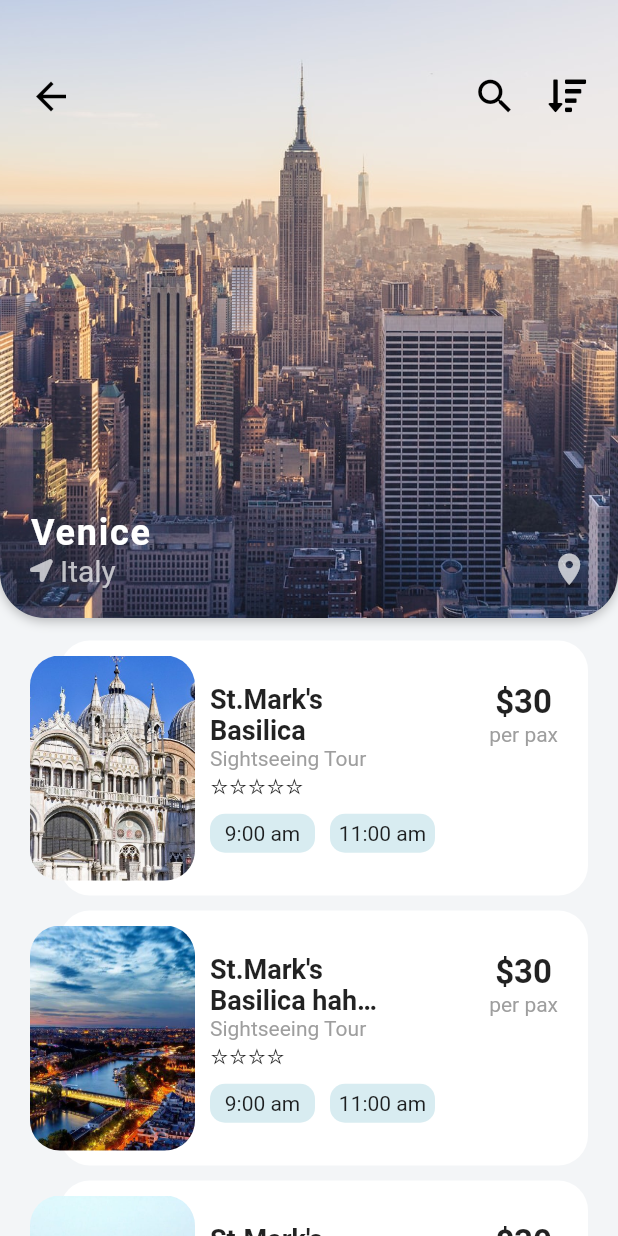
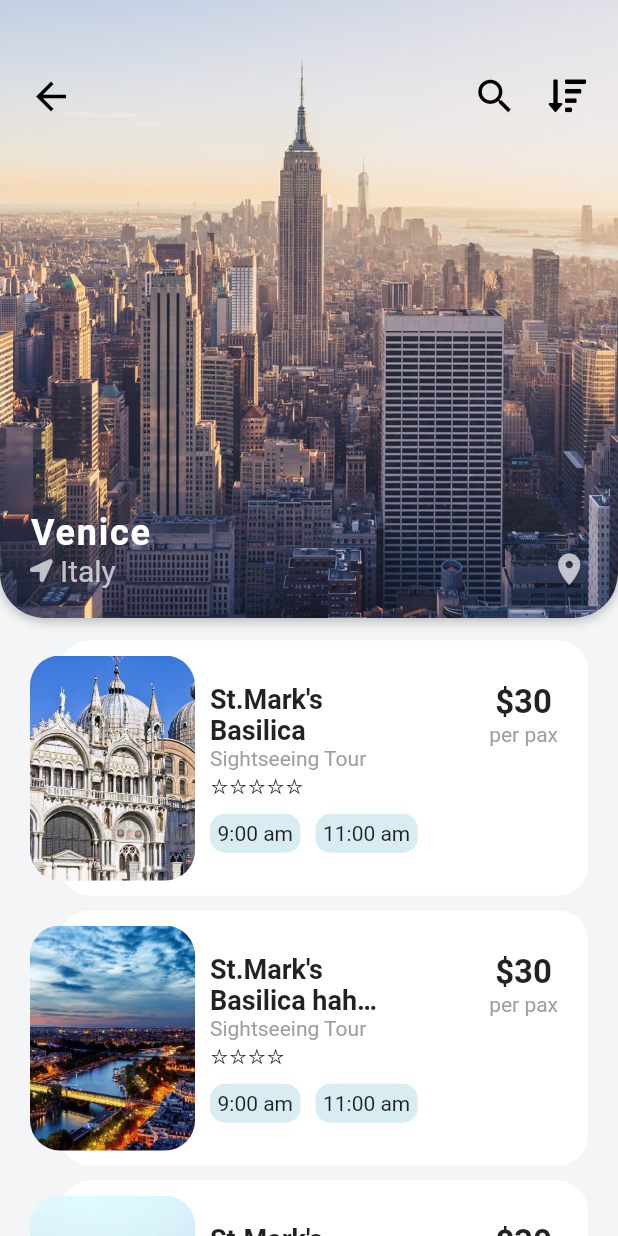
Before and after one commit to cnopens/flutter_travel_app, a Flutter app: the screen it shows after launch, after a tap on an icon or button, on a phone screen of 412 x 824 dp. Run offline on Flutter 3.47's test engine with Material 2 defaults, Android fonts, the phone set to English and light mode, and no system bars; our stand-ins replace font_awesome_flutter; network calls fail.

Commit message:
去掉宽度限制

```diff
--- a/lib/screens/destination_screen.dart
+++ b/lib/screens/destination_screen.dart
@@ -191,7 +191,6 @@ class _DestinationScreenState extends State<DestinationScreen> {
                                 children: <Widget>[
                                   Container(
                                     padding: EdgeInsets.all(5.0),
-                                    width: 70.0,
                                     decoration: BoxDecoration(
                                       color: Theme.of(context).accentColor,
                                       borderRadius: BorderRadius.circular(10.0),
@@ -204,7 +203,6 @@ class _DestinationScreenState extends State<DestinationScreen> {
                                   ),
                                   Container(
                                     padding: EdgeInsets.all(5.0),
-                                    width: 70.0,
                                     decoration: BoxDecoration(
                                       color: Theme.of(context).accentColor,
                                       borderRadius: BorderRadius.circular(10.0),
```
